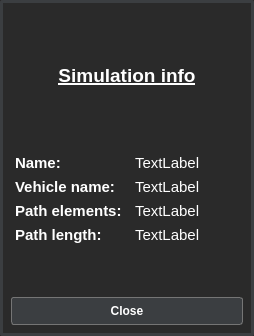
Before: the Qt Designer form source/ParkingSimulator/ParkingSimulator/SimulationInfo.ui in kowalikw/ParkingSimulator, drawn with Qt 5.
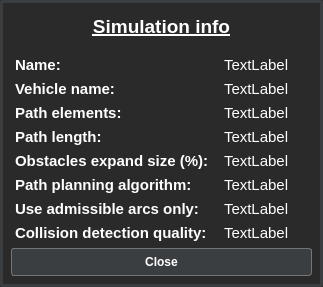
After: the same form once the commit is applied.

The edit to the form file:
```diff
--- a/source/ParkingSimulator/ParkingSimulator/SimulationInfo.ui
+++ b/source/ParkingSimulator/ParkingSimulator/SimulationInfo.ui
@@ -6,8 +6,8 @@
    <rect>
     <x>0</x>
     <y>0</y>
-    <width>254</width>
-    <height>336</height>
+    <width>323</width>
+    <height>287</height>
    </rect>
   </property>
   <property name="windowTitle">
@@ -192,6 +192,122 @@
          </property>
         </widget>
        </item>
+       <item row="4" column="0">
+        <widget class="QLabel" name="label_5">
+         <property name="font">
+          <font>
+           <pointsize>11</pointsize>
+           <weight>75</weight>
+           <bold>true</bold>
+          </font>
+         </property>
+         <property name="styleSheet">
+          <string notr="true">margin-right: 3px;</string>
+         </property>
+         <property name="text">
+          <string>Obstacles expand size (%):</string>
+         </property>
+        </widget>
+       </item>
+       <item row="5" column="0">
+        <widget class="QLabel" name="label_6">
+         <property name="font">
+          <font>
+           <pointsize>11</pointsize>
+           <weight>75</weight>
+           <bold>true</bold>
+          </font>
+         </property>
+         <property name="styleSheet">
+          <string notr="true">margin-right: 3px;</string>
+         </property>
+         <property name="text">
+          <string>Path planning algorithm:</string>
+         </property>
+        </widget>
+       </item>
+       <item row="6" column="0">
+        <widget class="QLabel" name="label_7">
+         <property name="font">
+          <font>
+           <pointsize>11</pointsize>
+           <weight>75</weight>
+           <bold>true</bold>
+          </font>
+         </property>
+         <property name="styleSheet">
+          <string notr="true">margin-right: 3px;</string>
+         </property>
+         <property name="text">
+          <string>Use admissible arcs only:</string>
+         </property>
+        </widget>
+       </item>
+       <item row="7" column="0">
+        <widget class="QLabel" name="label_8">
+         <property name="font">
+          <font>
+           <pointsize>11</pointsize>
+           <weight>75</weight>
+           <bold>true</bold>
+          </font>
+         </property>
+         <property name="styleSheet">
+          <string notr="true">margin-right: 3px;</string>
+         </property>
+         <property name="text">
+          <string>Collision detection quality: </string>
+         </property>
+        </widget>
+       </item>
+       <item row="4" column="1">
+        <widget class="QLabel" name="simulationExpandSizePercent">
+         <property name="font">
+          <font>
+           <pointsize>11</pointsize>
+          </font>
+         </property>
+         <property name="text">
+          <string>TextLabel</string>
+         </property>
+        </widget>
+       </item>
+       <item row="5" column="1">
+        <widget class="QLabel" name="simulationPathPlanningAlgorithm">
+         <property name="font">
+          <font>
+           <pointsize>11</pointsize>
+          </font>
+         </property>
+         <property name="text">
+          <string>TextLabel</string>
+         </property>
+        </widget>
+       </item>
+       <item row="6" column="1">
+        <widget class="QLabel" name="simulationUseAdmissibleArcsOnly">
+         <property name="font">
+          <font>
+           <pointsize>11</pointsize>
+          </font>
+         </property>
+         <property name="text">
+          <string>TextLabel</string>
+         </property>
+        </widget>
+       </item>
+       <item row="7" column="1">
+        <widget class="QLabel" name="simulationCollisionDetectionQuality">
+         <property name="font">
+          <font>
+           <pointsize>11</pointsize>
+          </font>
+         </property>
+         <property name="text">
+          <string>TextLabel</string>
+         </property>
+        </widget>
+       </item>
       </layout>
      </item>
     </layout>
```
Left out of the diff: 3 changed lines with no effect on the pictures.
